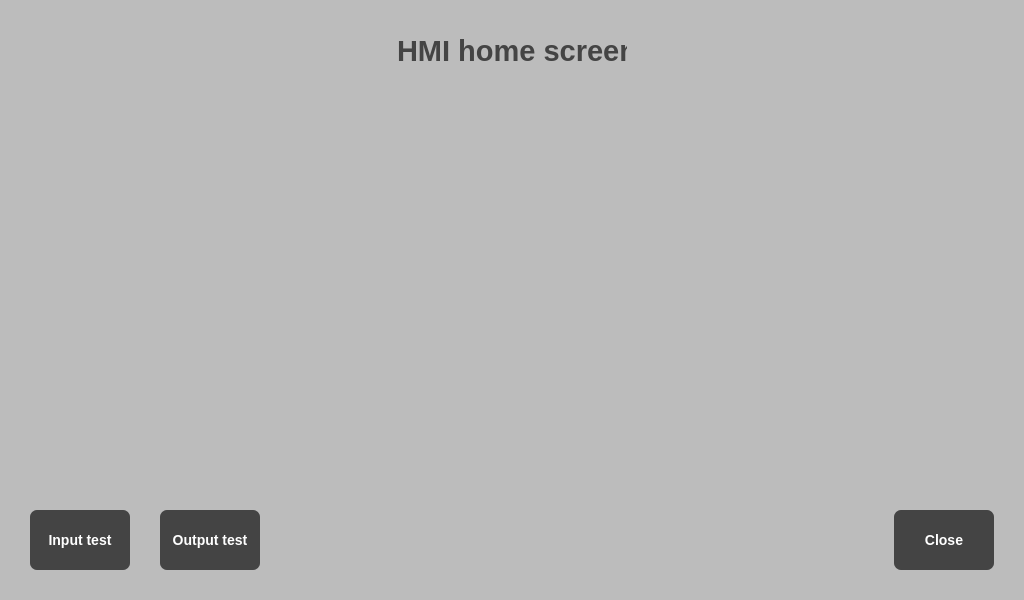
First picture: the form in Forms/mainwindow.ui, repository vieczorkamil/HMI-panel-PLC-S7-based-on-Raspberry-Pi-Engineering-Thesis, before the edit.
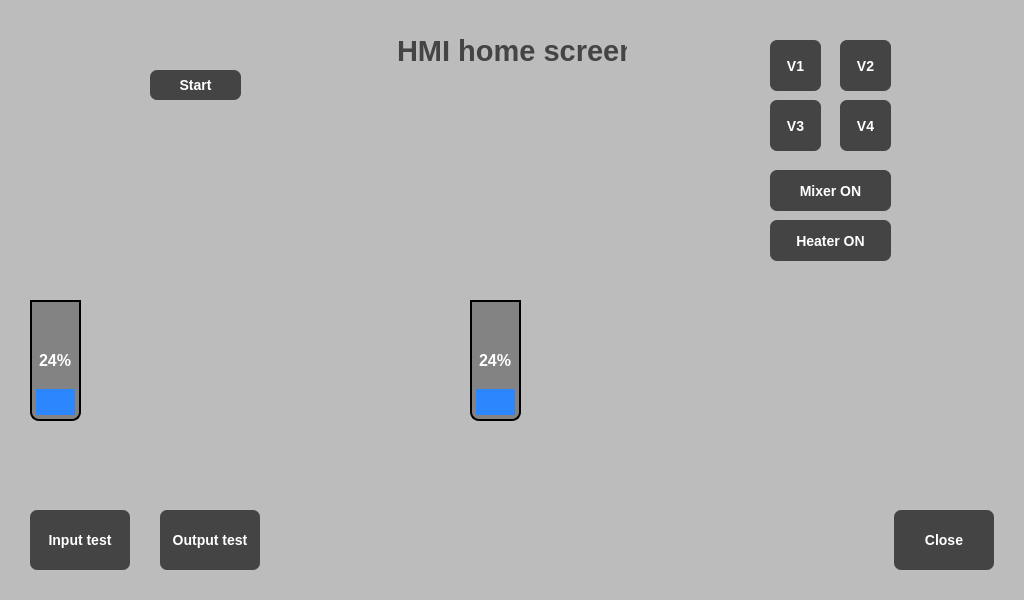
Second picture: the form after the edit. Icons and pictures are not drawn.

Patch:
```diff
--- a/Forms/mainwindow.ui
+++ b/Forms/mainwindow.ui
@@ -482,6 +482,278 @@
        <string/>
       </property>
      </widget>
+     <widget class="QPushButton" name="V1Button">
+      <property name="geometry">
+       <rect>
+        <x>770</x>
+        <y>40</y>
+        <width>51</width>
+        <height>51</height>
+       </rect>
+      </property>
+      <property name="text">
+       <string>V1</string>
+      </property>
+     </widget>
+     <widget class="QPushButton" name="V2Button">
+      <property name="geometry">
+       <rect>
+        <x>840</x>
+        <y>40</y>
+        <width>51</width>
+        <height>51</height>
+       </rect>
+      </property>
+      <property name="text">
+       <string>V2</string>
+      </property>
+     </widget>
+     <widget class="QPushButton" name="V3Button">
+      <property name="geometry">
+       <rect>
+        <x>770</x>
+        <y>100</y>
+        <width>51</width>
+        <height>51</height>
+       </rect>
+      </property>
+      <property name="text">
+       <string>V3</string>
+      </property>
+     </widget>
+     <widget class="QPushButton" name="V4Button">
+      <property name="geometry">
+       <rect>
+        <x>840</x>
+        <y>100</y>
+        <width>51</width>
+        <height>51</height>
+       </rect>
+      </property>
+      <property name="text">
+       <string>V4</string>
+      </property>
+     </widget>
+     <widget class="QPushButton" name="heaterONButton">
+      <property name="geometry">
+       <rect>
+        <x>770</x>
+        <y>220</y>
+        <width>121</width>
+        <height>41</height>
+       </rect>
+      </property>
+      <property name="text">
+       <string>Heater ON</string>
+      </property>
+     </widget>
+     <widget class="QPushButton" name="mixerONButton">
+      <property name="geometry">
+       <rect>
+        <x>770</x>
+        <y>170</y>
+        <width>121</width>
+        <height>41</height>
+       </rect>
+      </property>
+      <property name="text">
+       <string>Mixer ON</string>
+      </property>
+     </widget>
+     <widget class="QProgressBar" name="levelProggresBar1">
+      <property name="geometry">
+       <rect>
+        <x>30</x>
+        <y>300</y>
+        <width>51</width>
+        <height>121</height>
+       </rect>
+      </property>
+      <property name="styleSheet">
+       <string notr="true">QProgressBar
+{
+border: 2px solid black;
+border-bottom-right-radius: 9px;
+border-bottom-left-radius: 9px;
+background-color:rgb(131, 131, 131);
+color: white;
+font: bold 16px;
+padding: 4px
+}
+QProgressBar::chunk 
+{
+background-color: rgb(44, 135, 255);
+height: 1px;
+} 
+
+</string>
+      </property>
+      <property name="value">
+       <number>24</number>
+      </property>
+      <property name="alignment">
+       <set>Qt::AlignCenter</set>
+      </property>
+      <property name="textVisible">
+       <bool>true</bool>
+      </property>
+      <property name="orientation">
+       <enum>Qt::Vertical</enum>
+      </property>
+     </widget>
+     <widget class="QLabel" name="sensorON3_img">
+      <property name="geometry">
+       <rect>
+        <x>520</x>
+        <y>390</y>
+        <width>61</width>
+        <height>41</height>
+       </rect>
+      </property>
+      <property name="styleSheet">
+       <string notr="true">image:url(&quot;:/sensor/sensorRightON.png&quot;);</string>
+      </property>
+      <property name="text">
+       <string/>
+      </property>
+     </widget>
+     <widget class="QLabel" name="sensorON2_img">
+      <property name="geometry">
+       <rect>
+        <x>80</x>
+        <y>380</y>
+        <width>61</width>
+        <height>41</height>
+       </rect>
+      </property>
+      <property name="styleSheet">
+       <string notr="true">image:url(&quot;:/sensor/sensorRightON.png&quot;);</string>
+      </property>
+      <property name="text">
+       <string/>
+      </property>
+     </widget>
+     <widget class="QLabel" name="sensorON1_img">
+      <property name="geometry">
+       <rect>
+        <x>80</x>
+        <y>300</y>
+        <width>61</width>
+        <height>41</height>
+       </rect>
+      </property>
+      <property name="styleSheet">
+       <string notr="true">image:url(&quot;:/sensor/sensorRightON.png&quot;);</string>
+      </property>
+      <property name="text">
+       <string/>
+      </property>
+     </widget>
+     <widget class="QLabel" name="sensorOFF2_img">
+      <property name="geometry">
+       <rect>
+        <x>80</x>
+        <y>380</y>
+        <width>61</width>
+        <height>41</height>
+       </rect>
+      </property>
+      <property name="styleSheet">
+       <string notr="true">image:url(&quot;:/sensor/sensorRightOFF.png&quot;);</string>
+      </property>
+      <property name="text">
+       <string/>
+      </property>
+     </widget>
+     <widget class="QLabel" name="sensorOFF1_img">
+      <property name="geometry">
+       <rect>
+        <x>80</x>
+        <y>300</y>
+        <width>61</width>
+        <height>41</height>
+       </rect>
+      </property>
+      <property name="styleSheet">
+       <string notr="true">image:url(&quot;:/sensor/sensorRightOFF.png&quot;);</string>
+      </property>
+      <property name="text">
+       <string/>
+      </property>
+     </widget>
+     <widget class="QLabel" name="sensorOFF3_img">
+      <property name="geometry">
+       <rect>
+        <x>520</x>
+        <y>390</y>
+        <width>61</width>
+        <height>41</height>
+       </rect>
+      </property>
+      <property name="styleSheet">
+       <string notr="true">image:url(&quot;:/sensor/sensorRightOFF.png&quot;);</string>
+      </property>
+      <property name="text">
+       <string/>
+      </property>
+     </widget>
+     <widget class="QProgressBar" name="levelProggresBar2">
+      <property name="geometry">
+       <rect>
+        <x>470</x>
+        <y>300</y>
+        <width>51</width>
+        <height>121</height>
+       </rect>
+      </property>
+      <property name="styleSheet">
+       <string notr="true">QProgressBar
+{
+border: 2px solid black;
+border-bottom-right-radius: 9px;
+border-bottom-left-radius: 9px;
+background-color:rgb(131, 131, 131);
+color: white;
+font: bold 16px;
+padding: 4px
+}
+QProgressBar::chunk 
+{
+background-color: rgb(44, 135, 255);
+height: 1px;
+} 
+
+</string>
+      </property>
+      <property name="value">
+       <number>24</number>
+      </property>
+      <property name="alignment">
+       <set>Qt::AlignCenter</set>
+      </property>
+      <property name="textVisible">
+       <bool>true</bool>
+      </property>
+      <property name="orientation">
+       <enum>Qt::Vertical</enum>
+      </property>
+     </widget>
+     <widget class="QPushButton" name="startButton">
+      <property name="geometry">
+       <rect>
+        <x>150</x>
+        <y>70</y>
+        <width>91</width>
+        <height>30</height>
+       </rect>
+      </property>
+      <property name="text">
+       <string>Start</string>
+      </property>
+     </widget>
+     <zorder>sensorOFF1_img</zorder>
+     <zorder>sensorOFF2_img</zorder>
+     <zorder>sensorOFF3_img</zorder>
      <zorder>pipe4_img</zorder>
      <zorder>inputTestButton</zorder>
      <zorder>outputTestButton</zorder>
```
Left out of the diff: 12 changed lines with no effect on the pictures.
